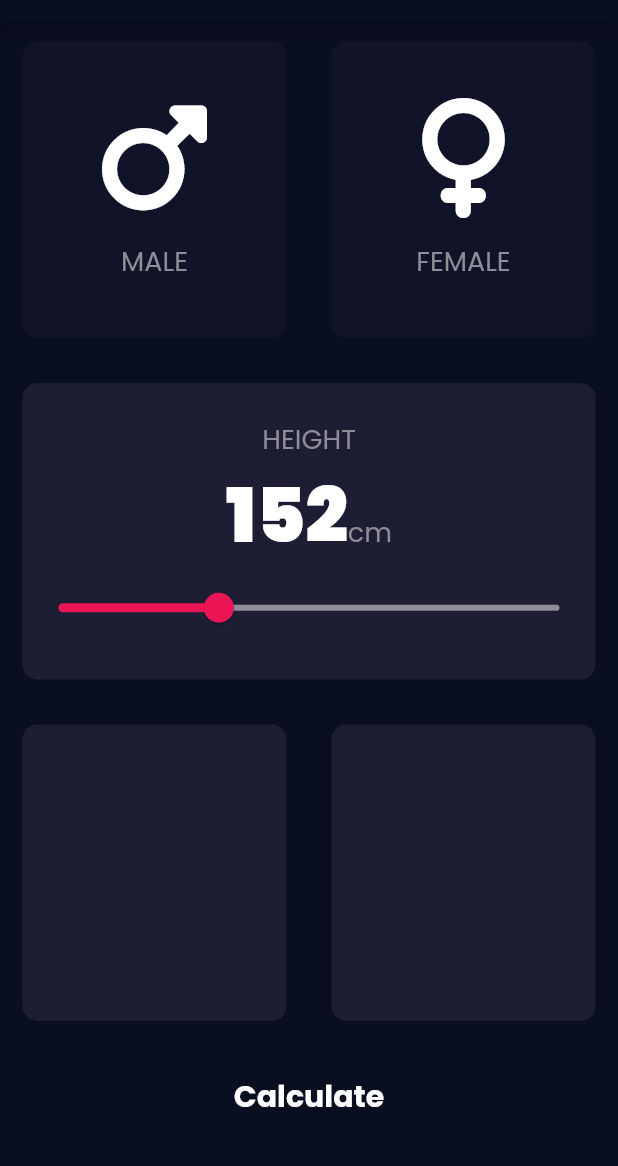
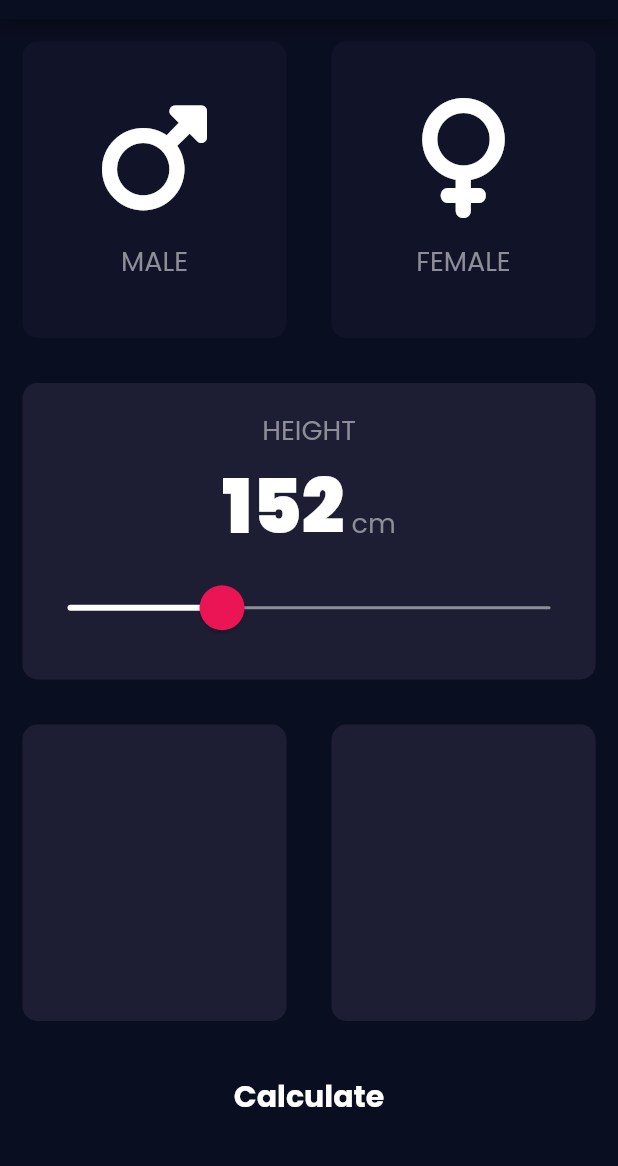
Before and after one commit to pravinkori/BMI-Calculator, a Flutter app: the screen it shows after launch, on a phone screen of 412 x 824 dp, the part 65-1231 px from its top. Run offline on Flutter 3.47's test engine with Material 2 defaults, Android fonts, the phone set to English and light mode, and no system bars; our stand-ins replace font_awesome_flutter, google_fonts; missing offline and left inert: neopop.

Commit message:
Slider theme and styling according to design.

```diff
--- a/lib/constants.dart
+++ b/lib/constants.dart
@@ -3,8 +3,12 @@ import 'package:flutter/material.dart';
 const kActiveCardColour = Color(0xFF1D1E33);
 const kInactiveCardColour = Color(0xFF111328);
 const kBottomContainerColour = Color(0xFFEB1555);
+const kActiveTrackColour = Colors.white;
+const kInactiveTrackColour = Color(0xFF8D8E98);
+const kThumbColour = Color(0xFFEB1555);
+const kThumbOverlayColour = Color(0x29EB1555);
+
 const kBottomContainerHeight = 80.0;
-
 const kMinimumHeight = 120.0;
 const kMaximumHeight = 220.0;
 
--- a/lib/input_page.dart
+++ b/lib/input_page.dart
@@ -87,23 +87,37 @@ class _InputPageState extends State<InputPage> {
                         height.toString(),
                         style: kNumberTextStyle,
                       ),
+                      SizedBox(width: 5.0),
                       Text(
                         'cm',
                         style: kLabelTextStyle,
                       )
                     ],
                   ),
-                  Slider(
+                  SliderTheme(
+                    data: SliderTheme.of(context).copyWith(
+                      activeTrackColor: kActiveTrackColour,
+                      inactiveTrackColor: kInactiveTrackColour,
+                      thumbColor: kThumbColour,
+                      trackHeight: 2.0,
+                      overlayColor: Color(0x29EB1555),
+                      thumbShape: RoundSliderThumbShape(
+                        enabledThumbRadius: 15.0,
+                      ),
+                      overlayShape: RoundSliderOverlayShape(
+                        overlayRadius: 30.0,
+                      ),
+                    ),
+                    child: Slider(
                       value: height.toDouble(),
                       min: kMinimumHeight,
                       max: kMaximumHeight,
-                    activeColor: Color(0xFFEB1555),
-                    inactiveColor: Color(0xFF8D8E98),
                       onChanged: (double newValue) {
                         setState(() {
                           height = newValue.round();
                         });
                       },
+                    ),
                   )
                 ],
               ),
```
Lines whose indentation alone changed are shown as unchanged.
